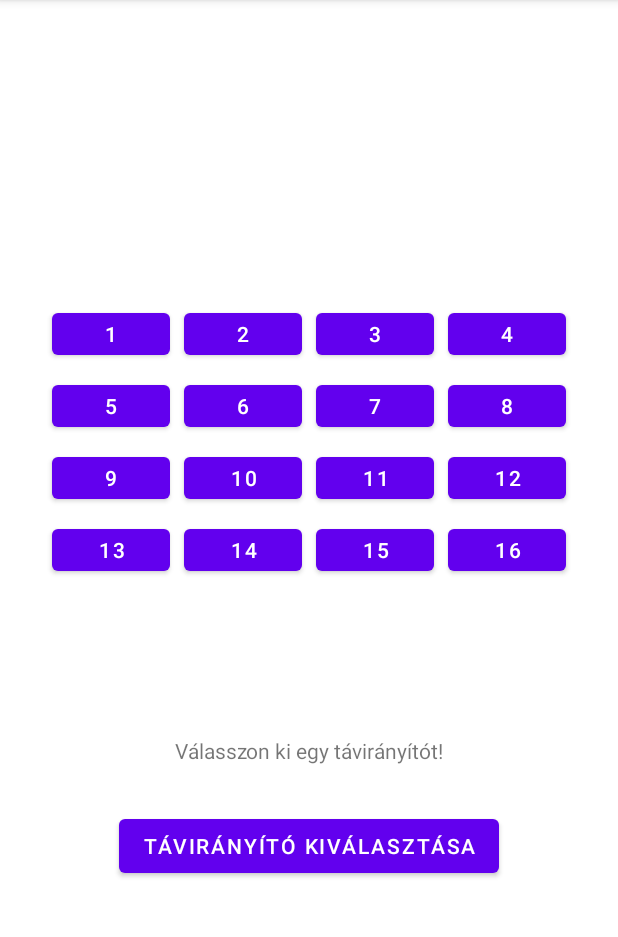
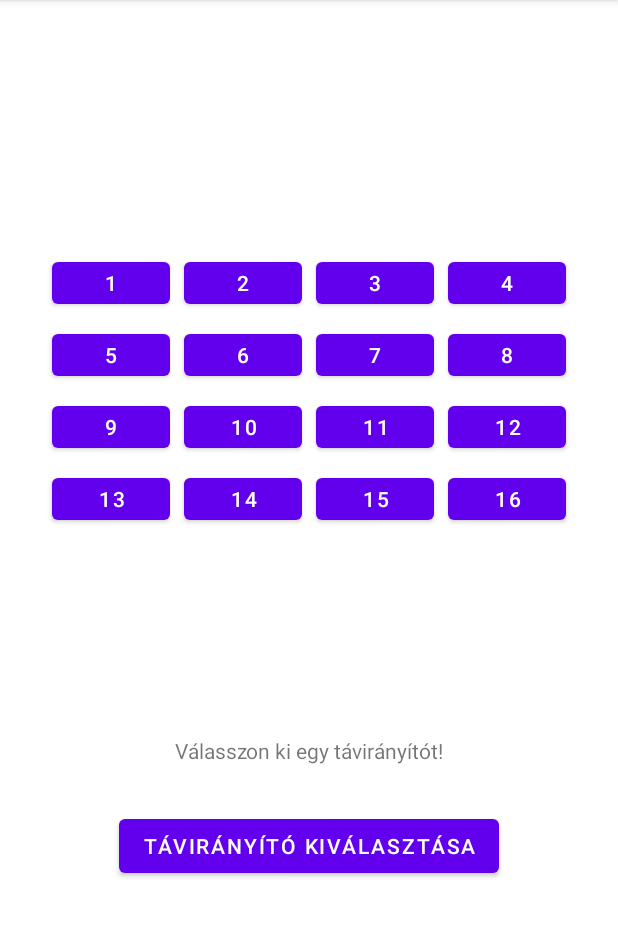
Before and after one commit to kissd97/RemoteController, an Android app: the screen it shows after launch (MainActivity), on a phone screen of 412 x 824 dp, the part 84-1021 px from its top. Run offline under Robolectric (Android 15) with nearby library versions, the phone set to English and light mode, and no system bars.

Commit message:
Minor changes

```diff
--- a/app/src/main/java/com/example/remotecontroller/MainActivity.java
+++ b/app/src/main/java/com/example/remotecontroller/MainActivity.java
@@ -81,6 +81,7 @@ public class MainActivity extends AppCompatActivity {
 
                             int[] btn = new int[invertTmp.length];
                             for (int j = 0; j < invertTmp.length; j++) {
+                                System.out.println(btn[j]);
                                 btn[j] = Integer.parseInt(invertTmp[j]);
                             }
                             btns.add(btn);
--- a/app/src/main/res/layout/activity_main.xml
+++ b/app/src/main/res/layout/activity_main.xml
@@ -8,9 +8,9 @@
 
     <TableLayout
         android:layout_width="wrap_content"
-        android:layout_height="192dp"
-        android:layout_marginTop="100dp"
-        android:layout_marginBottom="2dp"
+        android:layout_height="wrap_content"
+        android:layout_marginTop="50dp"
+        android:layout_marginBottom="20dp"
         app:layout_constraintBottom_toTopOf="@+id/textView_deviceName"
         app:layout_constraintEnd_toEndOf="parent"
         app:layout_constraintStart_toStartOf="parent"
@@ -28,6 +28,7 @@
                 android:insetTop="10dp"
                 android:insetRight="5dp"
                 android:insetBottom="10dp"
+                android:maxWidth="25dp"
                 android:onClick="buttonHandler"
                 android:text="1" />
 
@@ -39,6 +40,7 @@
                 android:insetTop="10dp"
                 android:insetRight="5dp"
                 android:insetBottom="10dp"
+                android:maxWidth="25dp"
                 android:onClick="buttonHandler"
                 android:text="2" />
 
@@ -50,6 +52,7 @@
                 android:insetTop="10dp"
                 android:insetRight="5dp"
                 android:insetBottom="10dp"
+                android:maxWidth="25dp"
                 android:onClick="buttonHandler"
                 android:text="3" />
 
@@ -61,6 +64,7 @@
                 android:insetTop="10dp"
                 android:insetRight="5dp"
                 android:insetBottom="10dp"
+                android:maxWidth="25dp"
                 android:onClick="buttonHandler"
                 android:text="4" />
         </TableRow>
@@ -77,6 +81,7 @@
                 android:insetTop="10dp"
                 android:insetRight="5dp"
                 android:insetBottom="10dp"
+                android:maxWidth="25dp"
                 android:onClick="buttonHandler"
                 android:text="5" />
 
@@ -88,6 +93,7 @@
                 android:insetTop="10dp"
                 android:insetRight="5dp"
                 android:insetBottom="10dp"
+                android:maxWidth="25dp"
                 android:onClick="buttonHandler"
                 android:text="6" />
 
@@ -99,6 +105,7 @@
                 android:insetTop="10dp"
                 android:insetRight="5dp"
                 android:insetBottom="10dp"
+                android:maxWidth="25dp"
                 android:onClick="buttonHandler"
                 android:text="7" />
 
@@ -110,6 +117,7 @@
                 android:insetTop="10dp"
                 android:insetRight="5dp"
                 android:insetBottom="10dp"
+                android:maxWidth="25dp"
                 android:onClick="buttonHandler"
                 android:text="8" />
         </TableRow>
@@ -126,6 +134,7 @@
                 android:insetTop="10dp"
                 android:insetRight="5dp"
                 android:insetBottom="10dp"
+                android:maxWidth="25dp"
                 android:onClick="buttonHandler"
                 android:text="9" />
 
@@ -137,6 +146,7 @@
                 android:insetTop="10dp"
                 android:insetRight="5dp"
                 android:insetBottom="10dp"
+                android:maxWidth="25dp"
                 android:onClick="buttonHandler"
                 android:text="10" />
 
@@ -148,6 +158,7 @@
                 android:insetTop="10dp"
                 android:insetRight="5dp"
                 android:insetBottom="10dp"
+                android:maxWidth="25dp"
                 android:onClick="buttonHandler"
                 android:text="11" />
 
@@ -159,6 +170,7 @@
                 android:insetTop="10dp"
                 android:insetRight="5dp"
                 android:insetBottom="10dp"
+                android:maxWidth="25dp"
                 android:onClick="buttonHandler"
                 android:text="12" />
         </TableRow>
@@ -175,6 +187,7 @@
                 android:insetTop="10dp"
                 android:insetRight="5dp"
                 android:insetBottom="10dp"
+                android:maxWidth="25dp"
                 android:onClick="buttonHandler"
                 android:text="13" />
 
@@ -186,6 +199,7 @@
                 android:insetTop="10dp"
                 android:insetRight="5dp"
                 android:insetBottom="10dp"
+                android:maxWidth="25dp"
                 android:onClick="buttonHandler"
                 android:text="14" />
 
@@ -197,6 +211,7 @@
                 android:insetTop="10dp"
                 android:insetRight="5dp"
                 android:insetBottom="10dp"
+                android:maxWidth="25dp"
                 android:onClick="buttonHandler"
                 android:text="15" />
 
@@ -208,6 +223,7 @@
                 android:insetTop="10dp"
                 android:insetRight="5dp"
                 android:insetBottom="10dp"
+                android:maxWidth="25dp"
                 android:onClick="buttonHandler"
                 android:text="16" />
 
```
